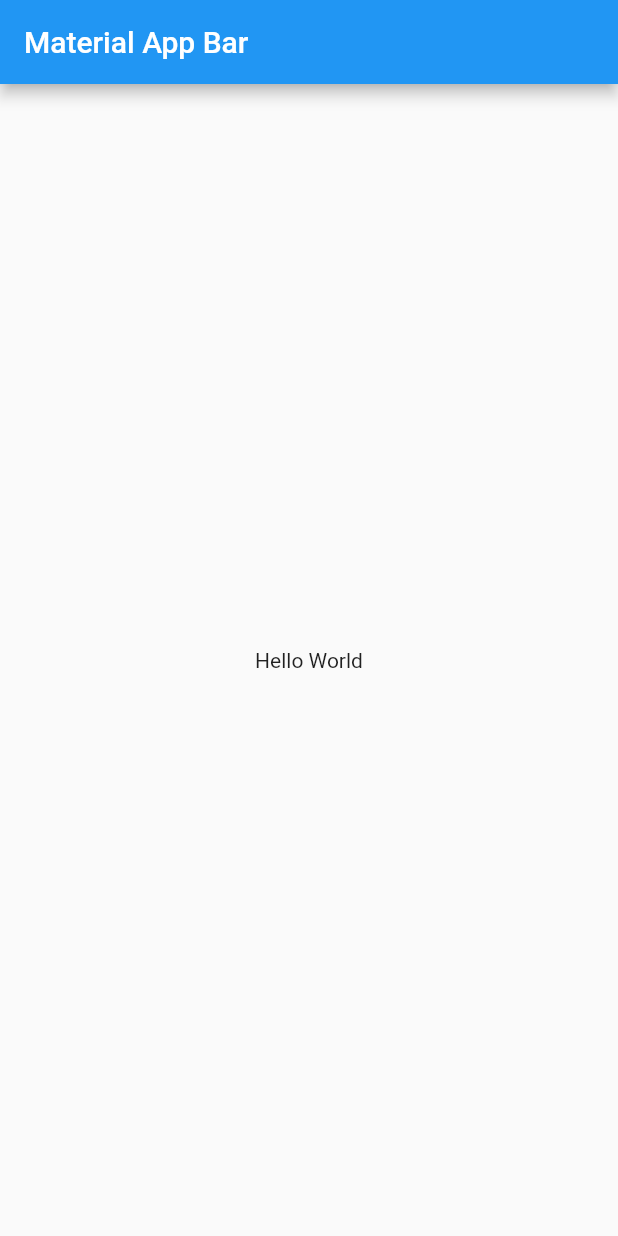
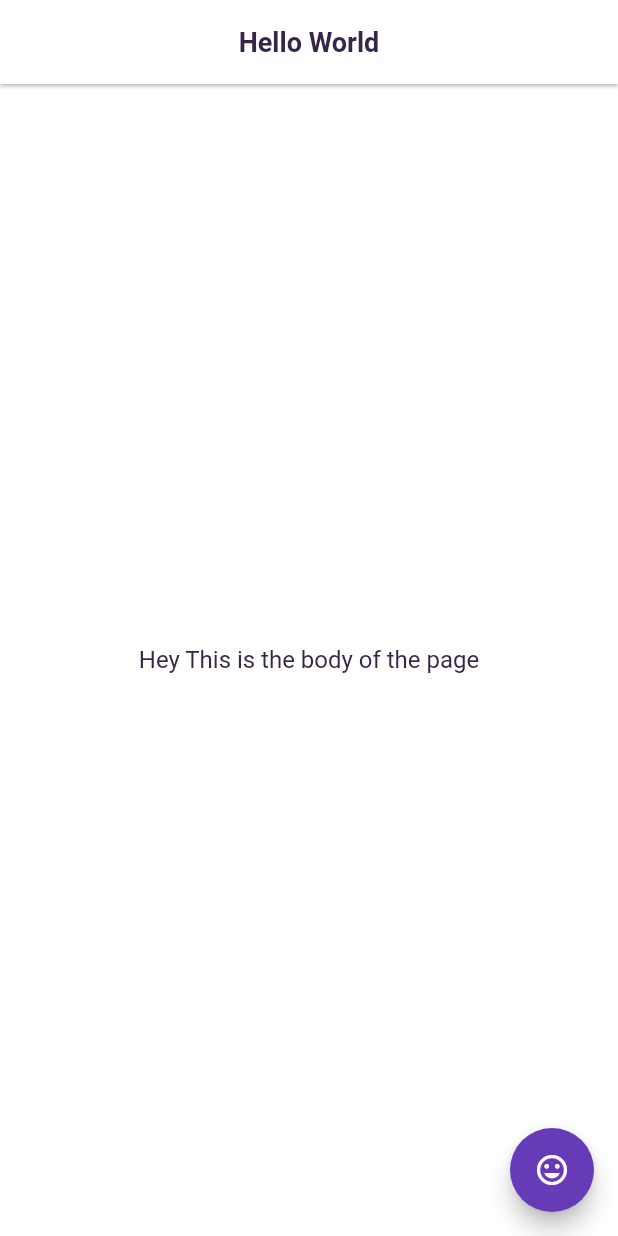
Before and after one commit to pseudoslayr/myUI-flutter, a Flutter app: the screen it shows after launch, on a phone screen of 412 x 824 dp. Run offline on Flutter 3.47's test engine with Material 2 defaults, Android fonts, the phone set to English and light mode, and no system bars; our stand-ins replace adaptive_theme.

Commit message:
Added bunch of auto generated files

```diff
--- a/lib/src/app.dart
+++ b/lib/src/app.dart
@@ -1,20 +1,67 @@
 import 'package:flutter/material.dart';
+import 'package:adaptive_theme/adaptive_theme.dart';
+import './pages/first_page.dart';
 
 class App extends StatelessWidget {
   @override
   Widget build(BuildContext context) {
-    return MaterialApp(
-      title: 'Material App',
-      home: Scaffold(
-        appBar: AppBar(
-          title: Text('Material App Bar'),
-        ),
-        body: Center(
-          child: Container(
-            child: Text('Hello World'),
+    return AdaptiveTheme(
+      light: ThemeData(
+        primaryColor: Colors.white,
+        accentColor: Colors.deepPurple,
+        scaffoldBackgroundColor: Colors.white,
+        textTheme: TextTheme(
+          bodyText2: TextStyle(
+            color: Color(0xFF372549),
+            fontSize: 16,
           ),
         ),
+        appBarTheme: AppBarTheme(
+          elevation: 1,
+          textTheme: TextTheme(
+            headline6: TextStyle(
+              color: Color(0xff372549),
+              fontSize: 18,
+              fontWeight: FontWeight.w600,
+            ),
+          ),
+        ),
+      ),
+      dark: ThemeData(
+        primaryColor: Color(0xFF291B36),
+        accentColor: Color(0xFFb75d69),
+        scaffoldBackgroundColor: Color(0xFF1a1423),
+        textTheme: TextTheme(
+          bodyText2: TextStyle(
+            color: Color(0xFFedddd4),
+            fontSize: 16,
+          ),
+        ),
+        appBarTheme: AppBarTheme(
+          elevation: 5,
+          textTheme: TextTheme(
+            headline6: TextStyle(
+              color: Color(0xFFedddd4),
+              fontSize: 18,
+              fontWeight: FontWeight.w600,
+            ),
+          ),
+        ),
+      ),
+      initial: AdaptiveThemeMode.system,
+      builder: (theme, darkTheme) => MaterialApp(
+        title: "CodeBook Demos",
+        theme: theme,
+        darkTheme: darkTheme,
+        home: FirstScreen(),
       ),
     );
   }
 }
+
+// Dark purple 0xFF1A1423
+// Purple 0xFF291B36
+// greyish pink 0xFF70485A
+// pink 0xFFB75D69
+// somewhat wheat 0xFFEACDC2
+// wheat 0xFFedddd4
--- a/lib/src/pages/first_page.dart
+++ b/lib/src/pages/first_page.dart
@@ -0,0 +1,26 @@
+import 'package:flutter/material.dart';
+import 'package:adaptive_theme/adaptive_theme.dart';
+
+class FirstScreen extends StatelessWidget {
+  @override
+  Widget build(BuildContext context) {
+    return Scaffold(
+      appBar: AppBar(
+        centerTitle: true,
+        title: Text("Hello World"),
+      ),
+      floatingActionButton: GestureDetector(
+        onLongPress: () => AdaptiveTheme.of(context).setSystem(),
+        child: FloatingActionButton(
+          onPressed: () => AdaptiveTheme.of(context).toggleThemeMode(),
+          child: Icon(Icons.mood_outlined),
+        ),
+      ),
+      body: Container(
+        child: Center(
+          child: Text("Hey This is the body of the page"),
+        ),
+      ),
+    );
+  }
+}
--- a/pubspec.yaml
+++ b/pubspec.yaml
@@ -24,10 +24,12 @@ dependencies:
   flutter:
     sdk: flutter
 
-
   # The following adds the Cupertino Icons font to your application.
   # Use with the CupertinoIcons class for iOS style icons.
   cupertino_icons: ^1.0.0
+
+  # adaptive theme for light / dark modes
+  adaptive_theme: ^1.1.0
 
 dev_dependencies:
   flutter_test:
```
Also changed, not shown: pubspec.lock, 7 other files.
